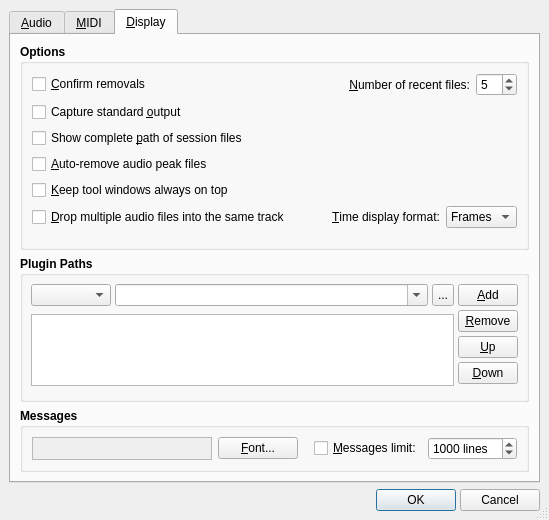
This is src/qtractorOptionsForm.ui in rncbc/qtractor as Qt 5 draws it before an edit. The edited form follows.
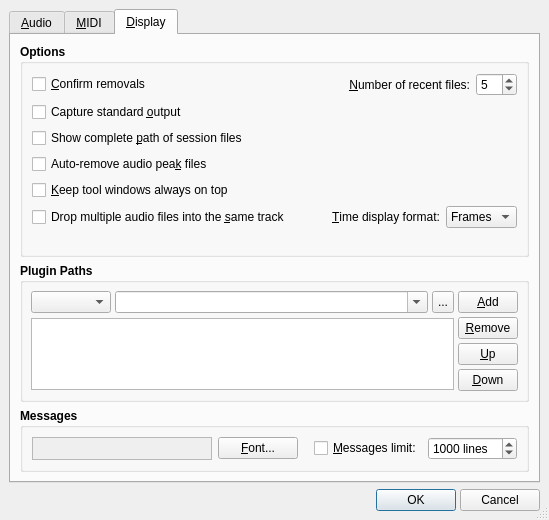
This is the edited form. The open tabs and pages were chosen to show the change. Icons and pictures are not drawn.

The edit to the form file:
```diff
--- a/src/qtractorOptionsForm.ui
+++ b/src/qtractorOptionsForm.ui
@@ -1337,7 +1337,7 @@
              <string>Whether to remove audio peak files on session close</string>
             </property>
             <property name="text" >
-             <string>&amp;Auto-remove audio peak files</string>
+             <string>Auto-remove audio pea&amp;k files</string>
             </property>
             <property name="shortcut" >
              <string>Alt+A</string>
@@ -1394,7 +1394,7 @@
              <string>Whether to try dropping multiple audio files into the same track</string>
             </property>
             <property name="text" >
-             <string>&amp;Drop multiple audio files into the same track</string>
+             <string>Drop multiple audio files into the &amp;same track</string>
             </property>
             <property name="shortcut" >
              <string>Alt+D</string>
@@ -1518,6 +1518,12 @@
                 <height>22</height>
                </size>
               </property>
+              <property name="maximumSize" >
+               <size>
+                <width>60</width>
+                <height>22</height>
+               </size>
+              </property>
               <property name="font" >
                <font>
                 <weight>50</weight>
@@ -1537,7 +1543,7 @@
             </item>
            </layout>
           </item>
-          <item rowspan="4" row="1" column="0" >
+          <item rowspan="3" row="1" column="0" >
            <widget class="QListWidget" name="PluginPathListWidget" >
             <property name="maximumSize" >
              <size>
@@ -1576,6 +1582,12 @@
               <height>22</height>
              </size>
             </property>
+            <property name="maximumSize" >
+             <size>
+              <width>60</width>
+              <height>22</height>
+             </size>
+            </property>
             <property name="font" >
              <font>
               <weight>50</weight>
@@ -1601,6 +1613,12 @@
               <height>22</height>
              </size>
             </property>
+            <property name="maximumSize" >
+             <size>
+              <width>60</width>
+              <height>22</height>
+             </size>
+            </property>
             <property name="font" >
              <font>
               <weight>50</weight>
@@ -1626,6 +1644,12 @@
               <height>22</height>
              </size>
             </property>
+            <property name="maximumSize" >
+             <size>
+              <width>60</width>
+              <height>22</height>
+             </size>
+            </property>
             <property name="font" >
              <font>
               <weight>50</weight>
@@ -1643,13 +1667,6 @@
             </property>
            </widget>
           </item>
-          <item row="4" column="1" >
-           <spacer>
-            <property name="orientation" >
-             <enum>Qt::Vertical</enum>
-            </property>
-           </spacer>
-          </item>
          </layout>
         </widget>
        </item>
```
Left out of the diff: 4 changed lines with no effect on the pictures.
